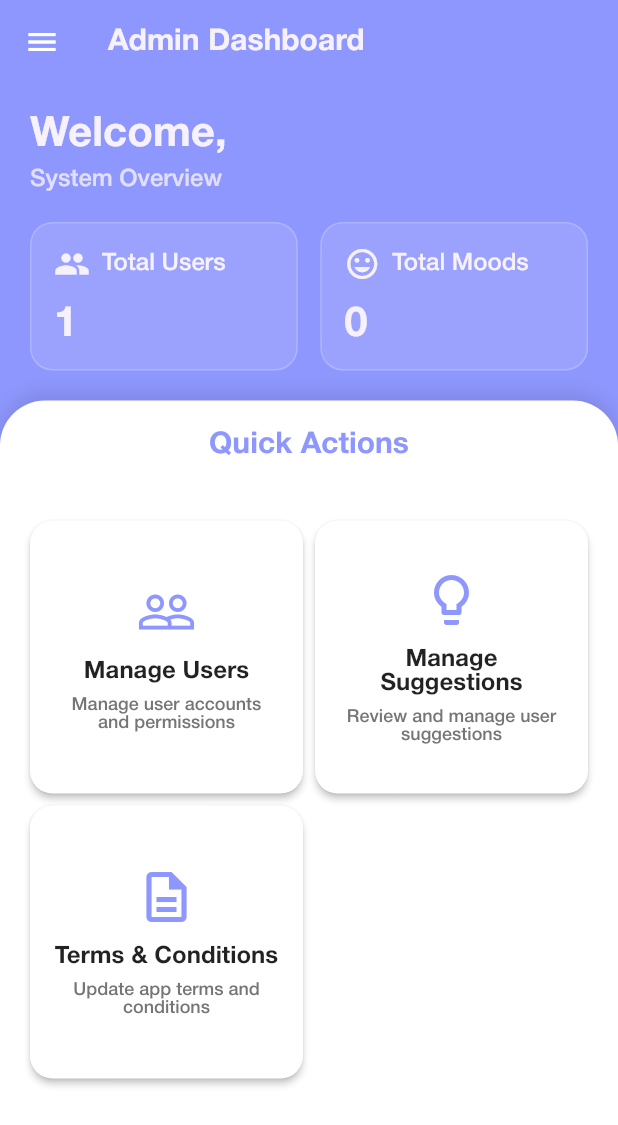
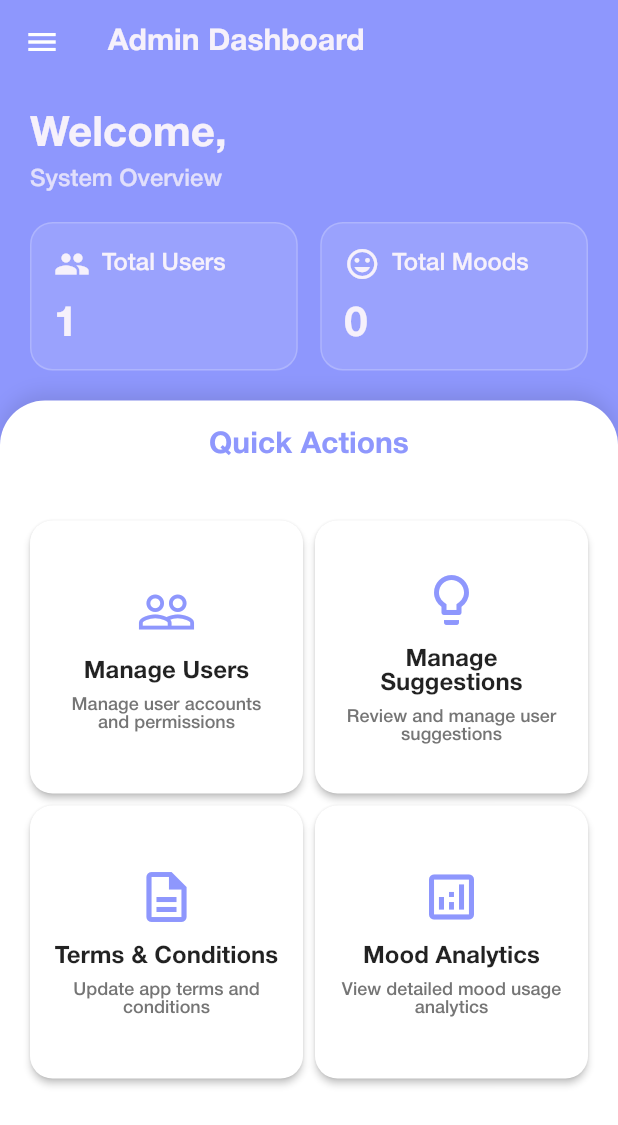
Before and after one commit to shyam-vora/meditation, a Flutter app: the AdminDashboardScreen screen opened directly, on a phone screen of 412 x 824 dp. Shown: the top 1125 px of the screen. Run offline on Flutter 3.47's test engine with Material 3 defaults, Android fonts, the phone set to English and light mode, and no system bars; our stand-ins replace audioplayers, fl_chart, flutter_staggered_animations, image_picker, shared_preferences, sqflite; accounts and stored records are empty.

Commit message:
fix: add analysis of moods

```diff
--- a/lib/screen/admin/admin_dashboard_screen.dart
+++ b/lib/screen/admin/admin_dashboard_screen.dart
@@ -10,6 +10,7 @@ import 'package:meditation/services/auth.dart';
 import 'package:meditation/screen/admin/users_screen.dart';
 import 'package:shared_preferences/shared_preferences.dart';
 import 'package:flutter_staggered_animations/flutter_staggered_animations.dart';
+import 'package:meditation/screen/admin/mood_analysis_screen.dart';
 
 class AdminDashboardScreen extends StatefulWidget {
   const AdminDashboardScreen({super.key});
@@ -302,6 +303,20 @@ class _AdminDashboardScreenState extends State<AdminDashboardScreen> {
                                   );
                                 },
                               ),
+                              _buildEnhancedDashboardItem(
+                                'Mood Analytics',
+                                Icons.analytics_outlined,
+                                'View detailed mood usage analytics',
+                                () {
+                                  Navigator.push(
+                                    context,
+                                    MaterialPageRoute(
+                                      builder: (_) =>
+                                          const MoodAnalysisScreen(),
+                                    ),
+                                  );
+                                },
+                              ),
                             ],
                           ),
                         ),
```
